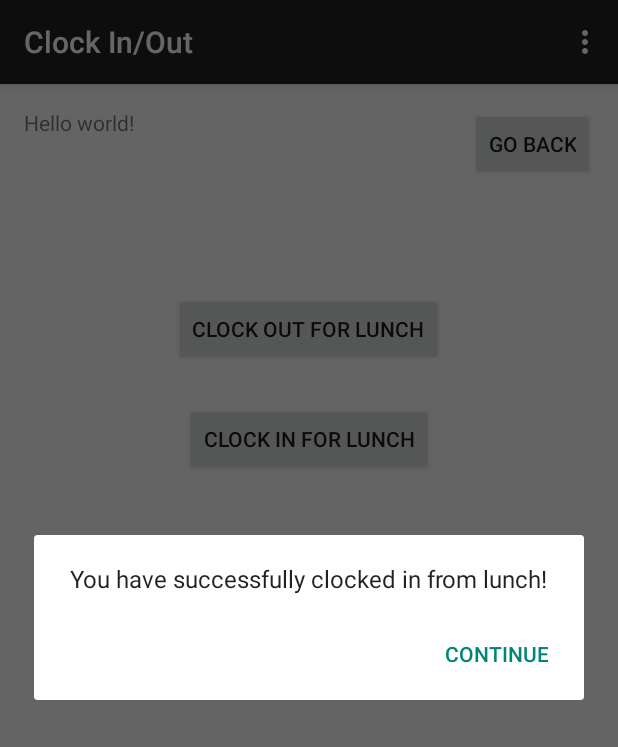
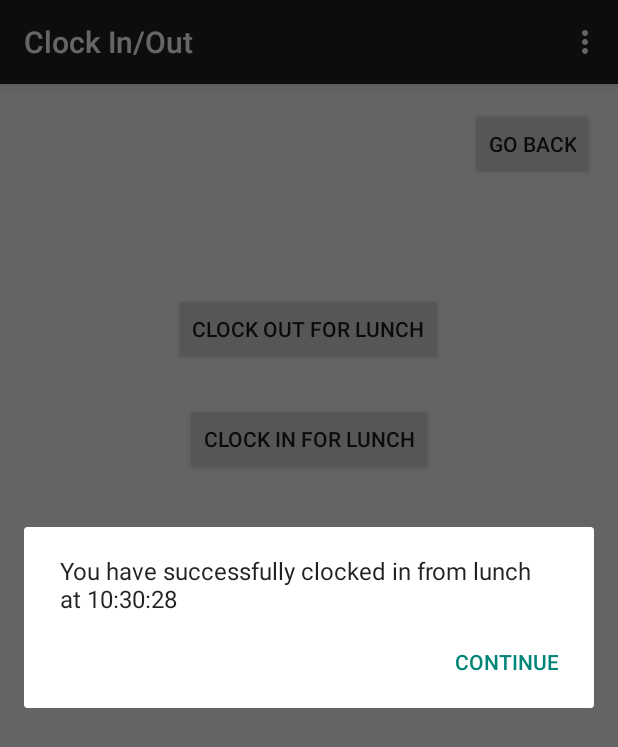
Before and after one commit to ddave2122/Group6, an Android app: the ClockInOutActivity screen opened directly, with no data from a screen before it, after a tap on "CLOCK IN FOR LUNCH", on a phone screen of 412 x 824 dp. Shown: the top 747 px of the screen. Run offline under Robolectric (Android 15) with nearby library versions, the phone set to English and light mode, and no system bars.

Commit message:
Clock in and Clock out page with alerts

```diff
--- a/ClockingApp/app/src/main/AndroidManifest.xml
+++ b/ClockingApp/app/src/main/AndroidManifest.xml
@@ -39,13 +39,13 @@
             android:name=".ClockInOutActivity"
             android:label="Clock In/Out" >
         </activity>
-<!--
+
         <service
             android:name=".GPSTrackingService"
             android:enabled="true"
             android:exported="true" >
         </service>
-        -->
+
 
         <activity
             android:name=".ScheduleDateActivity"
--- a/ClockingApp/app/src/main/java/com/example/mschyb/clockingapp/ClockInOutActivity.java
+++ b/ClockingApp/app/src/main/java/com/example/mschyb/clockingapp/ClockInOutActivity.java
@@ -10,11 +10,20 @@ import android.widget.Button;
 import android.app.AlertDialog;
 import android.content.DialogInterface;
 
+import java.text.DateFormat;
+import java.text.SimpleDateFormat;
+import java.util.Calendar;
+
 
 public class ClockInOutActivity extends AppCompatActivity {
 
+    public static boolean clockOutCheck = false;
+
+
     @Override
     protected void onCreate(Bundle savedInstanceState) {
+
+
         super.onCreate(savedInstanceState);
         setContentView(R.layout.activity_clock_in_out);
 
@@ -28,10 +37,17 @@ public class ClockInOutActivity extends AppCompatActivity {
         Button clockOutButton = (Button) findViewById(R.id.clockoutButton);
         clockOutButton.setOnClickListener(new View.OnClickListener() {
 
+
           public void onClick(View v) {
+              if (!clockOutCheck) {
                   Utilities Util = new Utilities();
                   Utilities.clockUser(1);
                   showClockOutAlert(null);
+                  clockOutCheck = true;
+
+              }
+              else
+                  clockOutCheckAlert(null);
 
           }
         });
@@ -39,9 +55,16 @@ public class ClockInOutActivity extends AppCompatActivity {
         clockInButton.setOnClickListener(new View.OnClickListener() {
 
         public void onClick(View v) {
+            if(clockOutCheck) {
                 Utilities Util = new Utilities();
                 Utilities.clockUser(0);
                 showClockInAlert(null);
+                clockOutCheck = false;
+            }
+
+            else
+                clockInCheckAlert(null);
+
 
         }
       });
@@ -79,9 +102,50 @@ public class ClockInOutActivity extends AppCompatActivity {
 
         return super.onOptionsItemSelected(item);
     }
+
+
     public void showClockOutAlert(View view){
         AlertDialog.Builder myAlert = new AlertDialog.Builder(this);
-        myAlert.setMessage("You have successfully clocked out for lunch!")
+        Calendar c = Calendar.getInstance();
+        System.out.println("Current time =&gt; "+c.getTime());
+
+        SimpleDateFormat df = new SimpleDateFormat("HH:mm:ss");
+        String formattedDate = df.format(c.getTime());
+        myAlert.setMessage("You have successfully clocked out for lunch at " + formattedDate)
+                .setPositiveButton("Continue", new DialogInterface.OnClickListener() {
+                    @Override
+                    public void onClick(DialogInterface dialog, int which) {
+                        dialog.dismiss();
+
+                    }
+                })
+                .create();
+        myAlert.show();
+
+
+    }
+    public void showClockInAlert(View view){
+        AlertDialog.Builder myAlert = new AlertDialog.Builder(this);
+        Calendar c = Calendar.getInstance();
+        System.out.println("Current time =&gt; "+c.getTime());
+
+        SimpleDateFormat df = new SimpleDateFormat("HH:mm:ss");
+        String formattedDate = df.format(c.getTime());
+        myAlert.setMessage("You have successfully clocked in from lunch at " + formattedDate)
+                .setPositiveButton("Continue", new DialogInterface.OnClickListener() {
+                    @Override
+                    public void onClick(DialogInterface dialog, int which) {
+
+                        dialog.dismiss();
+
+                    }
+                })
+                .create();
+        myAlert.show();
+    }
+    public void clockInCheckAlert(View view){
+        AlertDialog.Builder myAlert = new AlertDialog.Builder(this);
+        myAlert.setMessage("You need to be clocked out first!")
                 .setPositiveButton("Continue", new DialogInterface.OnClickListener() {
                     @Override
                     public void onClick(DialogInterface dialog, int which) {
@@ -91,11 +155,10 @@ public class ClockInOutActivity extends AppCompatActivity {
                 .create();
         myAlert.show();
 
-
     }
-    public void showClockInAlert(View view){
+    public void clockOutCheckAlert(View view){
         AlertDialog.Builder myAlert = new AlertDialog.Builder(this);
-        myAlert.setMessage("You have successfully clocked in from lunch!")
+        myAlert.setMessage("You are already clocked out!")
                 .setPositiveButton("Continue", new DialogInterface.OnClickListener() {
                     @Override
                     public void onClick(DialogInterface dialog, int which) {
--- a/ClockingApp/app/src/main/java/com/example/mschyb/clockingapp/LoginScreenActivity.java
+++ b/ClockingApp/app/src/main/java/com/example/mschyb/clockingapp/LoginScreenActivity.java
@@ -26,8 +26,8 @@ public class LoginScreenActivity extends AppCompatActivity {
     protected void onCreate(Bundle savedInstanceState) {
 
         //Start the GPS Service
-        //Intent intent = new Intent(getApplicationContext(), GPSTrackingService.class);
-        //startService(intent);
+        Intent intent = new Intent(getApplicationContext(), GPSTrackingService.class);
+        startService(intent);
 
         super.onCreate(savedInstanceState);
         setContentView(R.layout.activity_login_screen);
--- a/ClockingApp/app/src/main/res/layout/activity_clock_in_out.xml
+++ b/ClockingApp/app/src/main/res/layout/activity_clock_in_out.xml
@@ -5,10 +5,6 @@
     android:paddingTop="@dimen/activity_vertical_margin"
     android:paddingBottom="@dimen/activity_vertical_margin"
     tools:context="com.example.mschyb.clockingapp.ClockInOutActivity">
-
-    <TextView android:text="@string/hello_world" android:layout_width="wrap_content"
-        android:layout_height="wrap_content"
-        android:id="@+id/textView" />
 
     <Button
         style="?android:attr/buttonStyleSmall"
```
Lines whose indentation alone changed are shown as unchanged.
